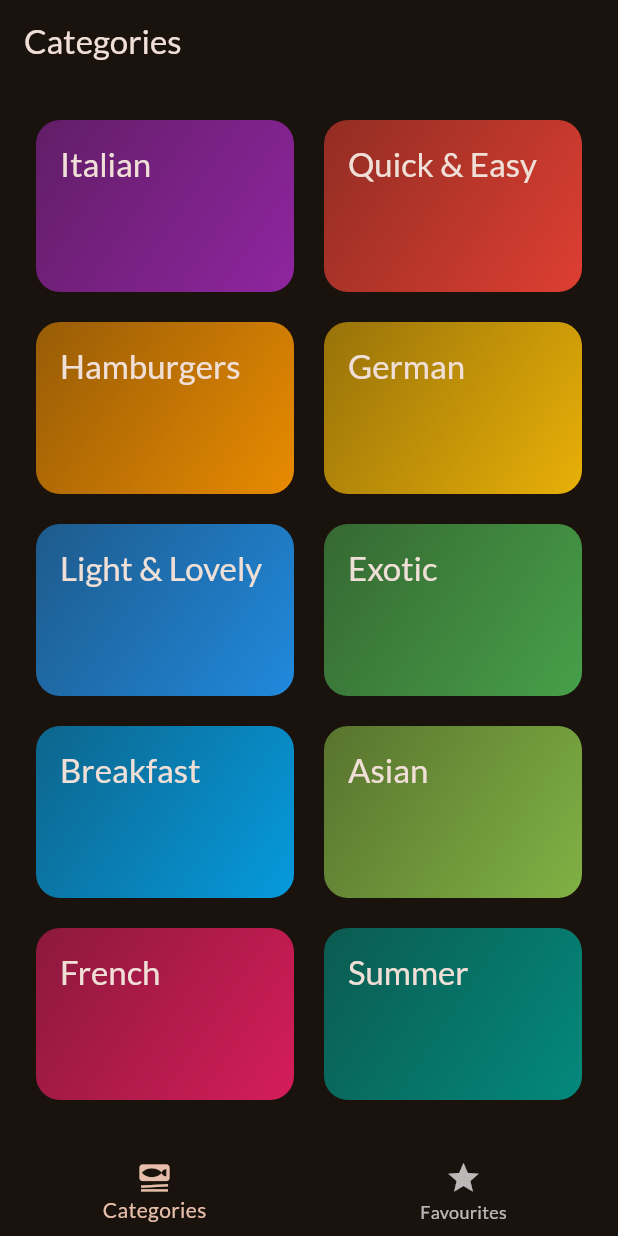
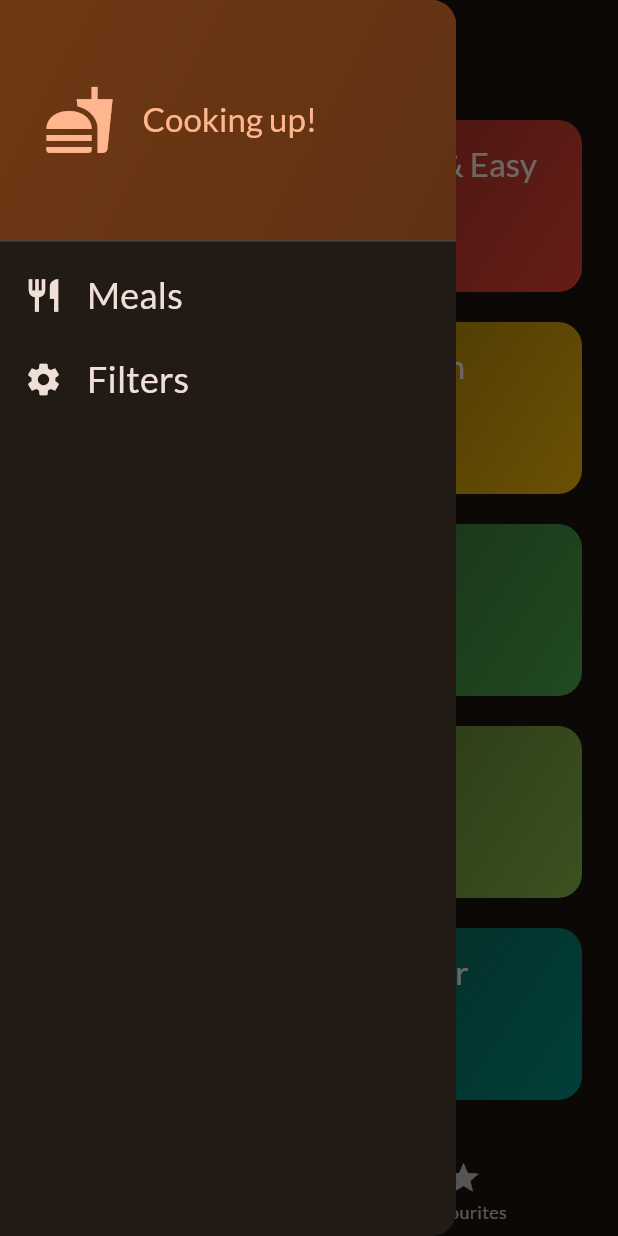
Before and after one commit to Rustam1821/flutter_meals, a Flutter app: the screen it shows after launch, with the side drawer open (before the commit the screen has no drawer), on a phone screen of 412 x 824 dp. Run offline on Flutter 3.47's test engine with Material 3 defaults, Android fonts, the phone set to English and light mode, and no system bars; our stand-ins replace google_fonts, transparent_image.

Commit message:
Drawer added

```diff
--- a/lib/screens/tabs.dart
+++ b/lib/screens/tabs.dart
@@ -1,6 +1,7 @@
 import 'package:flutter/material.dart';
 import 'package:meals/screens/categories.dart';
 import 'package:meals/screens/meals.dart';
+import 'package:meals/widgets/main_drawer.dart';
 
 import '../models/meal.dart';
 
@@ -46,6 +47,15 @@ class _TabsScreenState extends State<TabsScreen> {
     });
   }
 
+  void _setScreen(String identifier) {
+    print('identifier is: $identifier');
+    if (identifier == 'filters') {
+
+    } else {
+      Navigator.of(context).pop();
+    }
+  }
+
   @override
   Widget build(BuildContext context) {
     Widget activePage = CategoriesScreen(
@@ -65,6 +75,7 @@ class _TabsScreenState extends State<TabsScreen> {
       appBar: AppBar(
         title: Text(activePageTitle),
       ),
+      drawer: MainDrawer(onSelectScreen: _setScreen),
       body: activePage,
       bottomNavigationBar: BottomNavigationBar(
         onTap: _selectPage,
--- /dev/null
+++ b/lib/widgets/main_drawer.dart
@@ -0,0 +1,66 @@
+import 'package:flutter/material.dart';
+
+class MainDrawer extends StatelessWidget {
+  const MainDrawer({super.key, required this.onSelectScreen});
+
+  final void Function (String identifier) onSelectScreen;
+
+  @override
+  Widget build(BuildContext context) {
+    return Drawer(
+      child: Column(
+        children: [
+          DrawerHeader(
+            padding: const EdgeInsets.all(29),
+            decoration: BoxDecoration(
+                gradient: LinearGradient(
+              colors: [
+                Theme.of(context).colorScheme.primaryContainer,
+                Theme.of(context).colorScheme.primaryContainer.withOpacity(0.8),
+              ],
+              begin: Alignment.topLeft,
+              end: Alignment.bottomRight,
+            )),
+            child: Row(
+              children: [
+                Icon(
+                  Icons.fastfood,
+                  size: 48,
+                  color: Theme.of(context).colorScheme.primary,
+                ),
+                const SizedBox(
+                  width: 18,
+                ),
+                Text('Cooking up!',
+                    style: Theme.of(context).textTheme.titleLarge?.copyWith(
+                        color: Theme.of(context).colorScheme.primary))
+              ],
+            ),
+          ),
+          ListTile(
+            leading: Icon(Icons.restaurant,
+                size: 26, color: Theme.of(context).colorScheme.onBackground),
+            title: Text('Meals',
+                style: Theme.of(context).textTheme.titleSmall?.copyWith(
+                    color: Theme.of(context).colorScheme.onBackground,
+                    fontSize: 24)),
+            onTap: () {
+              onSelectScreen('meals');
+            },
+          ),
+          ListTile(
+            leading: Icon(Icons.settings,
+                size: 26, color: Theme.of(context).colorScheme.onBackground),
+            title: Text('Filters',
+                style: Theme.of(context).textTheme.titleSmall?.copyWith(
+                    color: Theme.of(context).colorScheme.onBackground,
+                    fontSize: 24)),
+            onTap: () {
+              onSelectScreen('filters');
+            },
+          ),
+        ],
+      ),
+    );
+  }
+}
```
